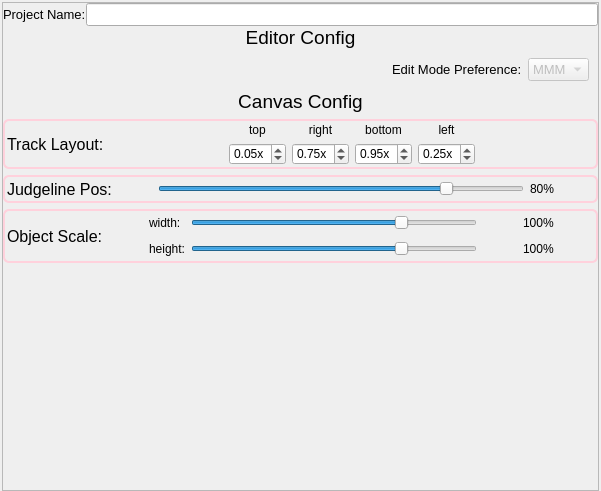
This is src/ui/config/project/projectconfig.ui in xiangCaO233/MusicMapMaker as Qt 5 draws it before an edit. The edited form follows.
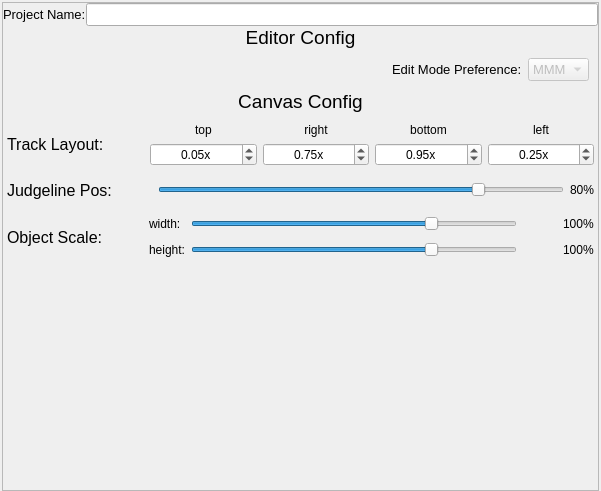
This is the edited form.

Diff of the .ui file:
```diff
--- a/src/ui/config/project/projectconfig.ui
+++ b/src/ui/config/project/projectconfig.ui
@@ -185,13 +185,9 @@
          <item>
           <widget class="QWidget" name="tracklayoutconfig_widget" native="true">
            <property name="styleSheet">
-            <string notr="true">#tracklayoutconfig_widget{
-            border: 2px solid #FFD1DC;
-            border-radius: 6px;
-            padding: 2px;
-}</string>
+            <string notr="true"/>
            </property>
-           <layout class="QHBoxLayout" name="horizontalLayout_3" stretch="0,1,0,0,0,0,1">
+           <layout class="QHBoxLayout" name="horizontalLayout_3" stretch="0,0,1,1,1,1">
             <property name="leftMargin">
              <number>4</number>
             </property>
@@ -243,6 +239,9 @@
               </item>
               <item>
                <widget class="QDoubleSpinBox" name="toppos_spinner">
+                <property name="alignment">
+                 <set>Qt::AlignmentFlag::AlignCenter</set>
+                </property>
                 <property name="suffix">
                  <string notr="true">x</string>
                 </property>
@@ -273,6 +272,9 @@
               </item>
               <item>
                <widget class="QDoubleSpinBox" name="rightpos_spinner">
+                <property name="alignment">
+                 <set>Qt::AlignmentFlag::AlignCenter</set>
+                </property>
                 <property name="suffix">
                  <string notr="true">x</string>
                 </property>
@@ -306,6 +308,9 @@
               </item>
               <item>
                <widget class="QDoubleSpinBox" name="bottompos_spinner">
+                <property name="alignment">
+                 <set>Qt::AlignmentFlag::AlignCenter</set>
+                </property>
                 <property name="suffix">
                  <string notr="true">x</string>
                 </property>
@@ -339,6 +344,9 @@
               </item>
               <item>
                <widget class="QDoubleSpinBox" name="leftpos_spinner">
+                <property name="alignment">
+                 <set>Qt::AlignmentFlag::AlignCenter</set>
+                </property>
                 <property name="suffix">
                  <string notr="true">x</string>
                 </property>
@@ -358,19 +366,6 @@
               </item>
              </layout>
             </item>
-            <item>
-             <spacer name="horizontalSpacer_2">
-              <property name="orientation">
-               <enum>Qt::Orientation::Horizontal</enum>
-              </property>
-              <property name="sizeHint" stdset="0">
-               <size>
-                <width>361</width>
-                <height>20</height>
-               </size>
-              </property>
-             </spacer>
-            </item>
            </layout>
           </widget>
          </item>
@@ -383,11 +378,7 @@
             </size>
            </property>
            <property name="styleSheet">
-            <string notr="true">#judgelineposconfig_widget{
-            border: 2px solid #FFD1DC;
-            border-radius: 6px;
-            padding: 2px;
-}</string>
+            <string notr="true"/>
            </property>
            <layout class="QVBoxLayout" name="verticalLayout_2">
             <property name="leftMargin">
@@ -403,7 +394,7 @@
              <number>4</number>
             </property>
             <item>
-             <layout class="QHBoxLayout" name="horizontalLayout_5" stretch="0,0,1,0,0">
+             <layout class="QHBoxLayout" name="horizontalLayout_5" stretch="0,0,1,0">
               <item>
                <widget class="QLabel" name="judgeline_pos_label">
                 <property name="font">
@@ -452,19 +443,6 @@
                 </property>
                </widget>
               </item>
-              <item>
-               <spacer name="horizontalSpacer_9">
-                <property name="orientation">
-                 <enum>Qt::Orientation::Horizontal</enum>
-                </property>
-                <property name="sizeHint" stdset="0">
-                 <size>
-                  <width>40</width>
-                  <height>20</height>
-                 </size>
-                </property>
-               </spacer>
-              </item>
              </layout>
             </item>
            </layout>
@@ -473,13 +451,9 @@
          <item>
           <widget class="QWidget" name="objectscaleconfig_widget" native="true">
            <property name="styleSheet">
-            <string notr="true">#objectscaleconfig_widget{
-            border: 2px solid #FFD1DC;
-            border-radius: 6px;
-            padding: 2px;
-}</string>
+            <string notr="true"/>
            </property>
-           <layout class="QHBoxLayout" name="horizontalLayout_4" stretch="0,0,1,0">
+           <layout class="QHBoxLayout" name="horizontalLayout_4" stretch="0,0,1">
             <property name="leftMargin">
              <number>4</number>
             </property>
@@ -613,19 +587,6 @@
               </item>
              </layout>
             </item>
-            <item>
-             <spacer name="horizontalSpacer_4">
-              <property name="orientation">
-               <enum>Qt::Orientation::Horizontal</enum>
-              </property>
-              <property name="sizeHint" stdset="0">
-               <size>
-                <width>40</width>
-                <height>20</height>
-               </size>
-              </property>
-             </spacer>
-            </item>
            </layout>
           </widget>
          </item>
```
